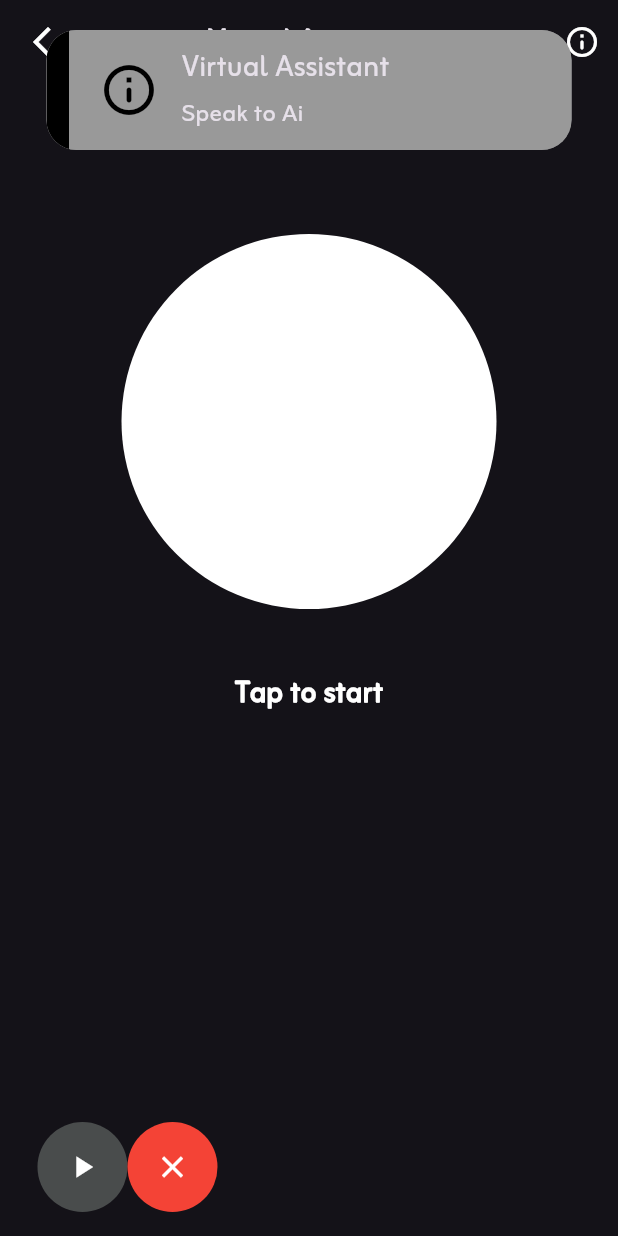
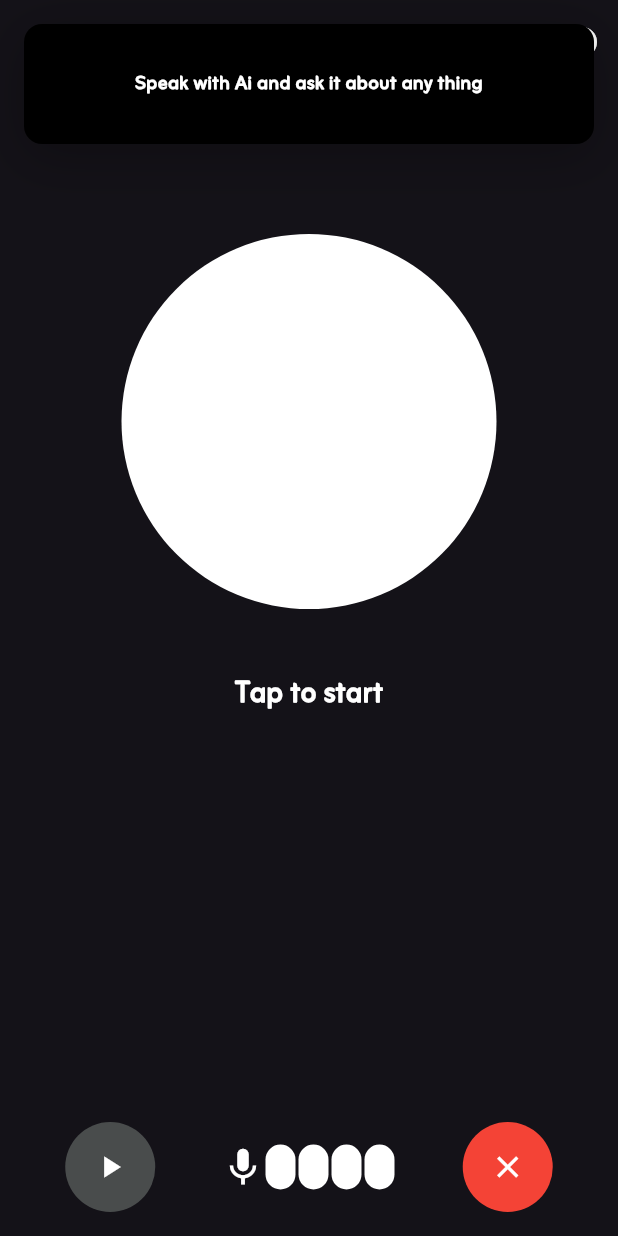
Before and after one commit to Ahmed-Yakan-10/Timor-Ai-Module, a Flutter app: the screen it shows after launch, item 3 of the bottom bar chosen, after a tap on the "info outline" icon, on a phone screen of 412 x 824 dp. Run offline on Flutter 3.47's test engine with Material 3 defaults, Android fonts, the phone set to English and light mode, and no system bars; drawn by our look-alikes of top_snackbar_flutter; our stand-ins replace flutter_gemini, image_picker, motion_toast.

Commit message:
finish virtual assistant ui

```diff
--- a/lib/views/virtual_assistant.dart
+++ b/lib/views/virtual_assistant.dart
@@ -1,7 +1,10 @@
 import 'package:flutter/material.dart';
 import 'package:motion_toast/motion_toast.dart';
 import 'package:timor_ai/constants.dart';
+import 'package:timor_ai/widgets/animated_speech_container.dart';
 import 'package:timor_ai/widgets/custom_circle_button.dart';
+import 'package:top_snackbar_flutter/custom_snack_bar.dart';
+import 'package:top_snackbar_flutter/top_snack_bar.dart';
 
 class VirtualAssistant extends StatelessWidget {
   const VirtualAssistant({super.key});
@@ -31,20 +34,14 @@ class VirtualAssistant extends StatelessWidget {
         actions: [
           IconButton(
             onPressed: () {
-              MotionToast(
-                icon: Icons.info_outline_rounded,
-                primaryColor: Colors.black,
-                title: Text(
-                  "Virtual Assistant",
-                  style: TextStyle(fontSize: 24),
+              showTopSnackBar(
+                Overlay.of(context),
+                CustomSnackBar.info(
+                  backgroundColor: Colors.black,
+                  message:
+                  'Speak with Ai and ask it about any thing',
                 ),
-                description: Text(
-                  "Speak to Ai",
-                  style: TextStyle(fontSize: 20),
-                ),
-                position: MotionToastPosition.top,
-                animationType: AnimationType.fromTop,
-              ).show(context);
+              );
             },
             icon: Icon(
               Icons.info_outline_rounded,
@@ -76,13 +73,16 @@ class VirtualAssistant extends StatelessWidget {
       ),
       floatingActionButtonLocation: FloatingActionButtonLocation.centerFloat,
       floatingActionButton: Row(
-
+        mainAxisAlignment: MainAxisAlignment.spaceEvenly,
         children: [
           const SizedBox(width: 25),
           CustomCircleButton(
             icon: Icons.play_arrow,
             buttonColor: Color(0xff494C4C),
           ),
+          const SizedBox(width: 25),
+          AnimatedSpeechContainer(),
+          const SizedBox(width: 25),
           CustomCircleButton(
             icon: Icons.close,
             buttonColor: Colors.red,
--- /dev/null
+++ b/lib/widgets/animated_speech_container.dart
@@ -0,0 +1,65 @@
+import 'package:flutter/material.dart';
+
+class AnimatedSpeechContainer extends StatelessWidget {
+  const AnimatedSpeechContainer({super.key});
+
+  @override
+  Widget build(BuildContext context) {
+    return Row(
+      children: [
+        Icon(
+          Icons.mic,
+          size: 30,
+        ),
+        Padding(
+          padding: EdgeInsets.only(right: 2),
+          child: AnimatedContainer(
+            height: 30,
+            width: 20,
+            duration: Duration(milliseconds: 200),
+            decoration: BoxDecoration(
+              color: Colors.white,
+              borderRadius: BorderRadius.circular(50),
+            ),
+          ),
+        ),
+        Padding(
+          padding: EdgeInsets.only(right: 2),
+          child: AnimatedContainer(
+            height: 30,
+            width: 20,
+            duration: Duration(milliseconds: 200),
+            decoration: BoxDecoration(
+              color: Colors.white,
+              borderRadius: BorderRadius.circular(50),
+            ),
+          ),
+        ),
+        Padding(
+          padding: EdgeInsets.only(right: 2),
+          child: AnimatedContainer(
+            height: 30,
+            width: 20,
+            duration: Duration(milliseconds: 200),
+            decoration: BoxDecoration(
+              color: Colors.white,
+              borderRadius: BorderRadius.circular(50),
+            ),
+          ),
+        ),
+        Padding(
+          padding: EdgeInsets.only(right: 2),
+          child: AnimatedContainer(
+            height: 30,
+            width: 20,
+            duration: Duration(milliseconds: 200),
+            decoration: BoxDecoration(
+              color: Colors.white,
+              borderRadius: BorderRadius.circular(50),
+            ),
+          ),
+        ),
+      ],
+    );
+  }
+}
--- a/pubspec.yaml
+++ b/pubspec.yaml
@@ -40,6 +40,8 @@ dependencies:
   rename_app: ^1.6.1
   flutter_launcher_icons: ^0.13.1
   motion_toast: ^2.11.0
+  speech_to_text: ^7.0.0
+  top_snackbar_flutter: ^3.1.0
 
 dev_dependencies:
   flutter_test:
```
Also changed, not shown: pubspec.lock, 2 other files.
